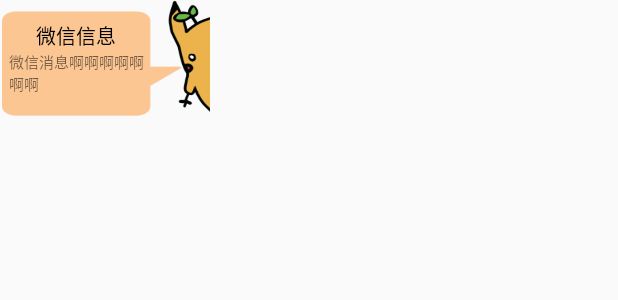
After one commit to Lxr233/Desktop-pet, an Android app: the layout float_msg_right.xml on its own in the app's theme, with its tools: preview values and no code run, on a phone screen of 412 x 824 dp. The commit adds this screen. Shown: the top 300 px of the screen. Run offline under Robolectric (Android 15) with nearby library versions, the light colour scheme and no system bars.

Commit message:
修改消息悬浮窗的资源
使消息悬浮窗能更好的显示消息。并且让消息悬浮窗在显示消息的时候贴边

```diff
--- a/Pet/app/src/main/java/com/example/administrator/pet/MyWindowManager.java
+++ b/Pet/app/src/main/java/com/example/administrator/pet/MyWindowManager.java
@@ -89,14 +89,15 @@
 
     /**
      * 创建一个消息悬浮窗，位置为当前小悬浮窗位置。
+     * isWeChat =true 表示是显示微信消息  false表示闹钟提醒 ，isLeft表示显示在左边还是右边
      *
      * @param context
      *            必须为应用程序的Context.
      */
-    public static void createMSGWindow(Context context,String text, int x,int y) {
+    public static void createMSGWindow(Context context,String text, int x,int y ,boolean isWeChat ,boolean isLeft) {
         WindowManager windowManager = getWindowManager(context);
         if (MSGWindow == null) {
-            MSGWindow = new FloatWindowMSGView(context,text);
+            MSGWindow = new FloatWindowMSGView(context,text,isWeChat,isLeft);
             if (MSGWindowParams == null) {
                 MSGWindowParams = new LayoutParams();
                 MSGWindowParams.type = LayoutParams.TYPE_PHONE;
--- /dev/null
+++ b/Pet/app/src/main/res/layout/float_msg_right.xml
@@ -0,0 +1,41 @@
+<?xml version="1.0" encoding="utf-8"?>
+<RelativeLayout xmlns:android="http://schemas.android.com/apk/res/android"
+    android:layout_width="wrap_content"
+    android:layout_height="wrap_content"
+    android:id="@+id/msg_layout_right"
+    >
+
+
+    <ImageView
+        android:id="@+id/img_msg_right"
+        android:layout_width="140dp"
+        android:layout_height="90dp"
+        android:background="@drawable/pika_msg_right"
+        />
+
+    <TextView
+        android:layout_width="wrap_content"
+        android:layout_height="wrap_content"
+        android:id="@+id/msg_title_right"
+        android:text="微信信息"
+        android:layout_gravity="center"
+        android:textSize="13sp"
+        android:textColor="#000000"
+        android:layout_marginStart="24dp"
+        android:layout_marginTop="13dp"
+        android:layout_alignParentTop="true"
+        android:layout_alignParentStart="true" />
+
+    <TextView
+        android:layout_width="90dp"
+        android:layout_height="wrap_content"
+        android:id="@+id/msg_content_right"
+        android:text="微信消息啊啊啊啊啊啊啊"
+        android:layout_gravity="center"
+        android:textSize="10sp"
+        android:layout_marginStart="6dp"
+        android:layout_below="@+id/msg_title_right"
+        android:layout_alignParentStart="true" />
+
+
+</RelativeLayout>
```
Also changed, not shown: Pet/app/src/main/java/com/example/administrator/pet/FloatWindowMSGView.java (+30 -6 lines), Pet/app/src/main/java/com/example/administrator/pet/FloatWindowSmallView.java (+16 -1 lines), Pet/app/src/main/res/layout/float_msg_left.xml (added, +41 -0 lines), Pet/app/src/main/res/layout/float_window_msg.xml (deleted, +0 -24 lines), Pet/app/src/main/res/drawable/pi_talk2.png (added), Pet/app/src/main/res/drawable/pika_msg_left.png (added), Pet/app/src/main/res/drawable/pika_msg_right.png (added), Pet/app/src/main/res/drawable/pika_talk.png (deleted), Pet/app/src/main/res/drawable/pika_talk2.png (deleted).
